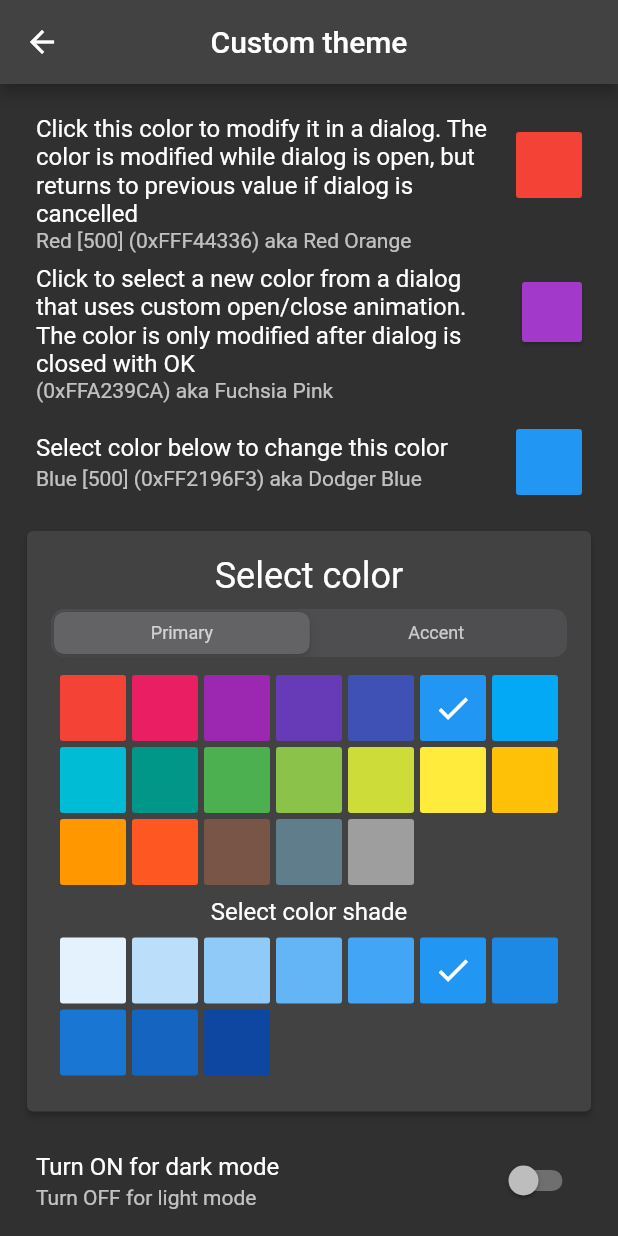
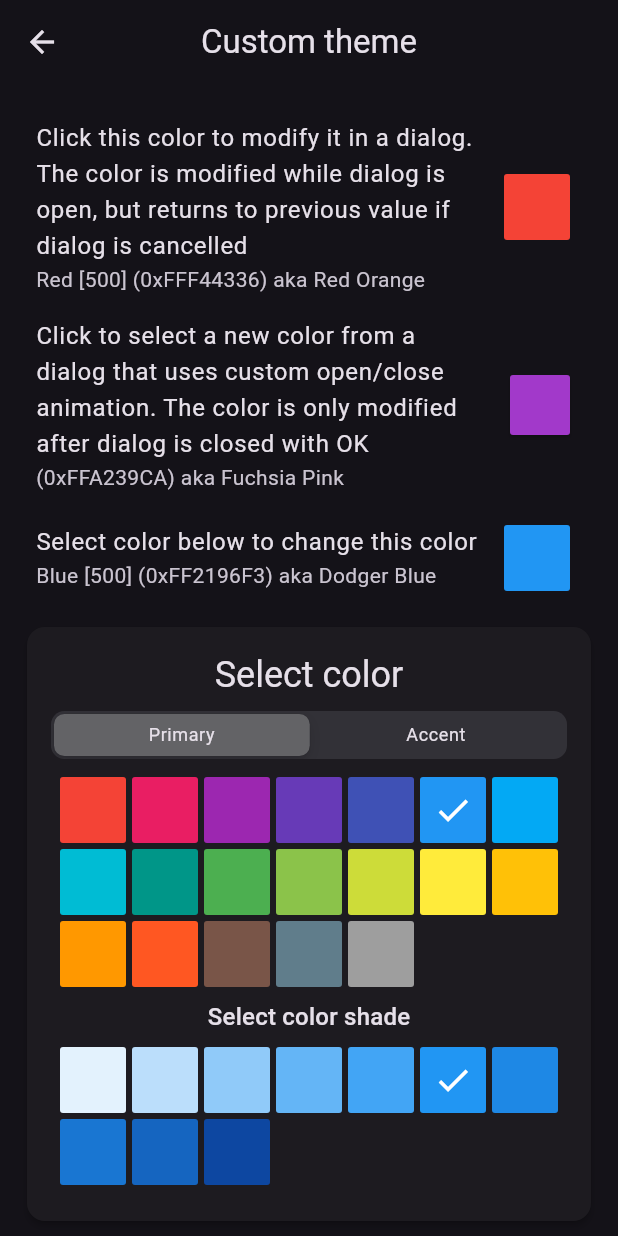
Before and after one commit to FlutterTeamOne/flutter_chat_app, a Flutter app: the ColorPickerPage screen opened by its route, on a phone screen of 412 x 824 dp. Run offline on Flutter 3.47's test engine with Material 2 defaults, Android fonts, the phone set to English and light mode, and no system bars; our stand-ins replace bloc, blur, connectivity_plus, equatable, flutter_bloc, get_it and 7 more; missing offline and left inert: custom_pop_up_menu, grpc, protobuf, window_size; accounts and stored records are empty; statements that could not run were skipped.

Commit message:
add change text size(need fix)

```diff
--- a/lib/main.dart
+++ b/lib/main.dart
@@ -96,6 +96,8 @@ class MyApp extends StatelessWidget {
         builder: (context, state) {
           if (state.index == 6) {
             final ThemeData theme = ThemeData(
+              textTheme: Theme.of(context).textTheme.apply(fontSizeFactor: state.fontSizeFactor!),
+              useMaterial3: true,
               listTileTheme: ListTileThemeData(
                   shape: RoundedRectangleBorder(
                       borderRadius:
--- a/lib/main_color_picker.dart
+++ /dev/null
@@ -1,46 +0,0 @@
-import 'package:chat_app/ui/pages/custom_theme/color_picker_page.dart';
-
-import 'ui/widgets/custom_theme/flex_color_picker.dart';
-import 'package:flutter/material.dart';
-
-import '/ui/widgets/custom_theme/utils/app_scroll_behavior.dart';
-
-void main() => runApp(const ColorPickerDemo());
-
-class ColorPickerDemo extends StatefulWidget {
-  const ColorPickerDemo({super.key});
-
-  @override
-  _ColorPickerDemoState createState() => _ColorPickerDemoState();
-}
-
-class _ColorPickerDemoState extends State<ColorPickerDemo> {
-  late ThemeMode themeMode;
-
-  @override
-  void initState() {
-    super.initState();
-    themeMode = ThemeMode.light;
-  }
-
-  @override
-  Widget build(BuildContext context) {
-    return MaterialApp(
-      debugShowCheckedModeBanner: false,
-      scrollBehavior: AppScrollBehavior(),
-      title: 'ColorPicker',
-      theme: ThemeData.from(colorScheme: const ColorScheme.highContrastLight())
-          .copyWith(scaffoldBackgroundColor: Colors.grey[50]),
-      darkTheme:
-          ThemeData.from(colorScheme: const ColorScheme.highContrastDark()),
-      themeMode: themeMode,
-      home: ColorPickerPage(
-        // themeMode: (ThemeMode mode) {
-        //   setState(() {
-        //     themeMode = mode;
-        //   });
-        // },
-      ),
-    );
-  }
-}
--- a/lib/modules/style_manager/bloc/change_theme_bloc/change_theme_bloc.dart
+++ b/lib/modules/style_manager/bloc/change_theme_bloc/change_theme_bloc.dart
@@ -13,7 +13,8 @@ class ChangeThemeBloc extends Bloc<ChangeThemeEvent, ChangeThemeState> {
   // static int initIndex = SavedTheme().initThemeIndex;
   ChangeThemeBloc()
       : super(ChangeThemeState(
-    borderRadius: 20,
+          borderRadius: 20,
+          fontSizeFactor: 1,
           primaryColor: Colors.blueGrey,
           brightness: Brightness.dark,
           theme: CustomThemes().themes[1],
@@ -40,8 +41,10 @@ class ChangeThemeBloc extends Bloc<ChangeThemeEvent, ChangeThemeState> {
     print(event.index);
     emit(ChangeThemeState(
       borderRadius: event.borderRadius,
-        primaryColor: event.primaryColor,
-        index: event.index,
-        brightness: event.brightness));
+      primaryColor: event.primaryColor,
+      index: event.index,
+      brightness: event.brightness,
+      fontSizeFactor: event.fontSizeFactor,
+    ));
   }
 }
--- a/lib/modules/style_manager/bloc/change_theme_bloc/change_theme_event.dart
+++ b/lib/modules/style_manager/bloc/change_theme_bloc/change_theme_event.dart
@@ -17,5 +17,11 @@ class SetCustomThemesEvent extends ChangeThemeEvent {
   final Brightness brightness;
   final Color primaryColor;
   final double? borderRadius;
-  SetCustomThemesEvent({required this.index, required this.brightness, required this.primaryColor, this.borderRadius});
+  final double? fontSizeFactor;
+  SetCustomThemesEvent(
+      {required this.index,
+      required this.brightness,
+      required this.primaryColor,
+      this.borderRadius,
+      this.fontSizeFactor});
 }
--- a/lib/modules/style_manager/bloc/change_theme_bloc/change_theme_state.dart
+++ b/lib/modules/style_manager/bloc/change_theme_bloc/change_theme_state.dart
@@ -1,6 +1,5 @@
 import 'package:chat_app/modules/style_manager/library/library_style_manager.dart';
 import 'package:flutter/material.dart';
-
 
 import '../../themes/custom_themes.dart';
 
@@ -8,6 +7,7 @@ class ChangeThemeState {
   final Color? primaryColor;
   final Brightness? brightness;
   final double? borderRadius;
+  final double? fontSizeFactor;
   final ThemeData? theme;
   final int? index;
   final iconColor = [
@@ -28,8 +28,8 @@ class ChangeThemeState {
     Icons.dark_mode_outlined,
   ];
 
-
   ChangeThemeState({
+    this.fontSizeFactor,
     this.borderRadius,
     this.primaryColor,
     this.brightness,
--- a/lib/modules/style_manager/themes/custom_themes.dart
+++ b/lib/modules/style_manager/themes/custom_themes.dart
@@ -3,6 +3,7 @@ import 'package:flutter/material.dart';
 
 class CustomThemes {
   static final ThemeData lightThemeDeepPurple = ThemeData(
+      useMaterial3: true,
       brightness: Brightness.light,
       primarySwatch: Colors.deepPurple,
       primaryColor: Colors.deepPurple,
@@ -21,6 +22,7 @@ class CustomThemes {
         selectionHandleColor: Colors.black26,
       ));
   static final ThemeData darkThemeDeepPurple = ThemeData(
+    useMaterial3: true,
     brightness: Brightness.dark,
     primarySwatch: Colors.deepPurple,
     primaryColor: Colors.deepPurple,
@@ -40,6 +42,7 @@ class CustomThemes {
   );
 
   static final ThemeData darkThemeLightBlue = ThemeData(
+    useMaterial3: true,
     brightness: Brightness.dark,
     primarySwatch: Colors.indigo,
     primaryColor: Colors.indigo,
@@ -58,6 +61,7 @@ class CustomThemes {
   );
 
   static final ThemeData lightThemeLightBlue = ThemeData(
+      useMaterial3: true,
       brightness: Brightness.light,
       primarySwatch: Colors.indigo,
       primaryColor: Colors.indigo,
@@ -75,6 +79,7 @@ class CustomThemes {
       ));
 
   static final ThemeData darkThemeBlueGray = ThemeData(
+    useMaterial3: true,
     brightness: Brightness.dark,
     primarySwatch: Colors.blueGrey,
     primaryColor: Colors.blueGrey,
@@ -93,6 +98,7 @@ class CustomThemes {
   );
 
   static final ThemeData lightThemeBlueGray = ThemeData(
+    useMaterial3: true,
     brightness: Brightness.light,
     primarySwatch: Colors.blueGrey,
     primaryColor: Colors.blueGrey,
@@ -111,6 +117,7 @@ class CustomThemes {
   );
 
   static final ThemeData CustomTheme = ThemeData(
+    useMaterial3: true,
     brightness: Brightness.dark,
     primarySwatch: Colors.blueGrey,
     primaryColor: Colors.blueGrey,
@@ -137,6 +144,4 @@ class CustomThemes {
     CustomThemes.darkThemeBlueGray,
     CustomThemes.CustomTheme,
   ];
-
-
 }
```
Also changed, not shown: lib/ui/pages/custom_theme/color_picker_page.dart (+37 -4 lines).
